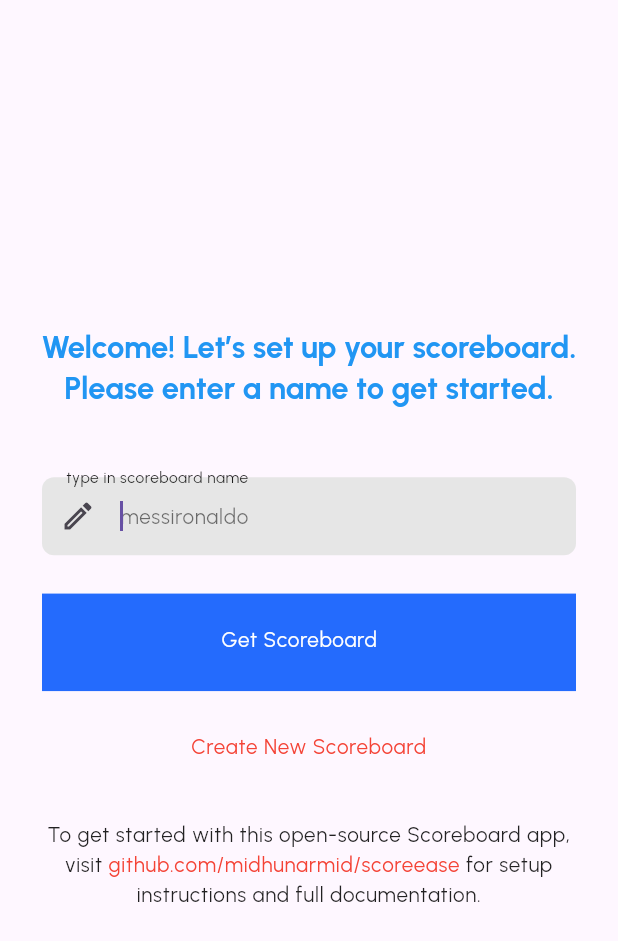
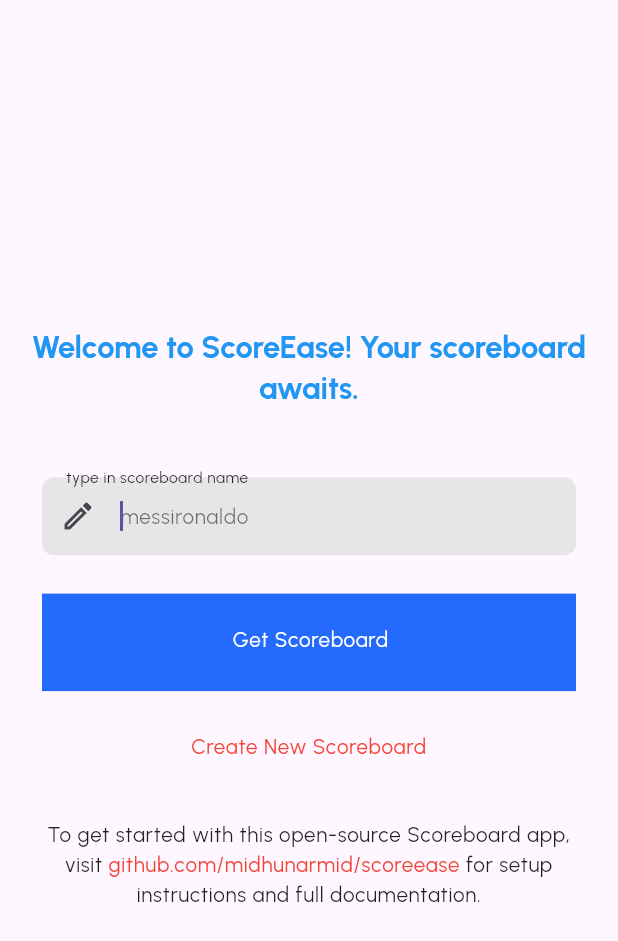
Before and after one commit to midhunarmid/scoreease, a Flutter app: the screen it shows after launch, on a phone screen of 412 x 824 dp. Shown: the top 941 px of the screen. Run offline on Flutter 3.47's test engine with Material 3 defaults, Android fonts, the phone set to English and light mode, and no system bars; drawn by our look-alikes of flutter_linkify; our stand-ins replace awesome_dialog, cloud_firestore, firebase_core, flutter_bloc, flutter_screenutil, get_it and 7 more; accounts and stored records are empty.

Commit message:
Completed the feature of updating player score by one.

```diff
--- a/lib/core/domain/entities/scoreboard_entity.dart
+++ b/lib/core/domain/entities/scoreboard_entity.dart
@@ -8,8 +8,8 @@ class ScoreboardEntity {
   final String? title;
   final String? description;
   final String? author;
-  final int? createdAt;
-  final int? lastUpdated;
+  final DateTime? createdAt;
+  final DateTime? lastUpdated;
   final AccessEntity? access;
   final Map<String, int>? players;
 
@@ -29,8 +29,8 @@ class ScoreboardEntity {
     String? title,
     String? description,
     String? author,
-    int? createdAt,
-    int? lastUpdated,
+    DateTime? createdAt,
+    DateTime? lastUpdated,
     AccessEntity? access,
     Map<String, int>? players,
   }) {
--- a/lib/core/presentation/blocs/score_board_setup/score_board_setup_state.dart
+++ b/lib/core/presentation/blocs/score_board_setup/score_board_setup_state.dart
@@ -26,6 +26,11 @@ class ScoreboardSetupSuccessState extends ScoreboardSetupState {
   ScoreboardSetupSuccessState(this.id);
 }
 
+class ScoreboardScoreUpdateSuccessState extends ScoreboardSetupState {
+  final ScoreboardEntity scoreboardEntity;
+  ScoreboardScoreUpdateSuccessState(this.scoreboardEntity);
+}
+
 class ScoreboardSetupErrorState extends ScoreboardSetupState {
   final String title;
   final String message;
--- a/lib/core/presentation/navigation/app_router.dart
+++ b/lib/core/presentation/navigation/app_router.dart
@@ -1,22 +1,30 @@
 import 'dart:math';
 
 import 'package:flutter/material.dart';
+import 'package:scoreease/core/domain/entities/scoreboard_entity.dart';
 import 'package:scoreease/core/presentation/pages/dummy_screen.dart';
 import 'package:scoreease/core/presentation/pages/landing_screen.dart';
 import 'package:scoreease/core/presentation/pages/score_board_setup_screen.dart';
+import 'package:scoreease/core/presentation/pages/scoreboard_update_screen.dart';
 import 'package:scoreease/core/presentation/utils/widget_helper.dart';
 import 'package:go_router/go_router.dart';
 
 final GoRouter router = GoRouter(
   errorBuilder: (context, state) => const DummyScreen(text: "Error Screen"),
   redirect: (BuildContext context, GoRouterState state) {
-    if (!["/home", "/signin", "/forgotPassword", "/signup"]
-        .contains(state.fullPath)) {
+    if (![
+      "/${LandingScreen.routeName}",
+      "/${ScoreboardSetupScreen.routeName}",
+      "/${ScoreboardScoreUpdateScreen.routeName}",
+      "/signin",
+      "/forgotPassword",
+      "/signup",
+    ].contains(state.fullPath)) {
       // if any routes which needs auth, check for auth
       bool auth = Random().nextBool();
       if (!auth) {
         // if not authenticated, show signin screen
-        return '/home';
+        return "/${LandingScreen.routeName}";
       } else {
         // if authenticated, proceed
         return null;
@@ -34,7 +42,7 @@ final GoRouter router = GoRouter(
       },
       routes: <RouteBase>[
         GoRoute(
-          path: 'home',
+          path: LandingScreen.routeName,
           pageBuilder: (context, state) => buildPageWithDefaultTransition<void>(
             context: context,
             state: state,
@@ -42,11 +50,19 @@ final GoRouter router = GoRouter(
           ),
         ),
         GoRoute(
-          path: 'create',
+          path: ScoreboardSetupScreen.routeName,
           pageBuilder: (context, state) => buildPageWithDefaultTransition<void>(
             context: context,
             state: state,
             child: const ScoreboardSetupScreen(),
+          ),
+        ),
+        GoRoute(
+          path: ScoreboardScoreUpdateScreen.routeName,
+          pageBuilder: (context, state) => buildPageWithDefaultTransition<void>(
+            context: context,
+            state: state,
+            child: ScoreboardScoreUpdateScreen(state.extra as ScoreboardEntity),
           ),
         ),
         GoRoute(
--- a/lib/core/presentation/pages/landing_screen.dart
+++ b/lib/core/presentation/pages/landing_screen.dart
@@ -3,6 +3,8 @@ import 'package:flutter/material.dart';
 import 'package:flutter/services.dart';
 import 'package:flutter_screenutil/flutter_screenutil.dart';
 import 'package:scoreease/core/presentation/blocs/landing/landing_bloc.dart';
+import 'package:scoreease/core/presentation/pages/score_board_setup_screen.dart';
+import 'package:scoreease/core/presentation/pages/scoreboard_update_screen.dart';
 import 'package:scoreease/core/presentation/utils/constants.dart';
 import 'package:scoreease/core/presentation/utils/message_generator.dart';
 import 'package:scoreease/core/presentation/utils/theme.dart';
@@ -19,6 +21,7 @@ import 'package:url_launcher/url_launcher.dart';
 
 class LandingScreen extends StatefulWidget {
   const LandingScreen({Key? key}) : super(key: key);
+  static const routeName = 'home';
 
   @override
   State<LandingScreen> createState() => _LandingScreenState();
@@ -89,7 +92,7 @@ class _LandingScreenState extends State<LandingScreen> {
             negativeButton: MessageGenerator.getLabel("Cancel"),
           );
         } else if (state is LandingScoreCardReceivedState) {
-          context.go("/home");
+          context.go("/${ScoreboardScoreUpdateScreen.routeName}", extra: state.scoreboard);
         }
       },
       child: BlocBuilder<LandingBloc, LandingState>(
@@ -123,7 +126,7 @@ class _LandingScreenState extends State<LandingScreen> {
                           prefixIcon: const Icon(Icons.edit_outlined),
                           inputFormatters: [
                             FilteringTextInputFormatter.allow(RegExp(r'[a-zA-Z0-9]')),
-                            LengthLimitingTextInputFormatter(10),
+                            LengthLimitingTextInputFormatter(50),
                             LowerCaseTextFormatter(),
                           ],
                         ),
@@ -147,14 +150,14 @@ class _LandingScreenState extends State<LandingScreen> {
                         RichText(
                           textAlign: TextAlign.center,
                           text: TextSpan(
-                            style: Theme.of(context).textTheme.labelSmall?.copyWith(),
+                            style: Theme.of(context).textTheme.labelSmall,
                             children: <TextSpan>[
                               TextSpan(
                                   text: MessageGenerator.getLabel('Create New Scoreboard'),
                                   style: Theme.of(context).textTheme.labelSmall?.copyWith(color: Colors.red),
                                   recognizer: TapGestureRecognizer()
                                     ..onTap = () {
-                                      context.go("/create");
+                                      context.go("/${ScoreboardSetupScreen.routeName}");
                                     }),
                             ],
                           ),
@@ -166,7 +169,7 @@ class _LandingScreenState extends State<LandingScreen> {
                           },
                           text: MessageGenerator.getMessage("landing-visit-site-guide"),
                           textAlign: TextAlign.center,
-                          style: Theme.of(context).textTheme.labelSmall?.copyWith(),
+                          style: Theme.of(context).textTheme.labelSmall,
                           linkStyle: Theme.of(context).textTheme.labelSmall?.copyWith(color: appColors.linkTextColor),
                         ),
                         SizedBox(height: 32.h),
@@ -185,6 +188,6 @@ class _LandingScreenState extends State<LandingScreen> {
   }
 
   void onCreateNewScoreboardButtonClick() {
-    context.go("/create");
+    context.go("/${ScoreboardSetupScreen.routeName}");
   }
 }
--- a/lib/core/presentation/utils/list_utill_widgets.dart
+++ b/lib/core/presentation/utils/list_utill_widgets.dart
@@ -12,7 +12,7 @@ Widget getEmptyListWidget(context, errorInfo) => Column(
         SelectableText(
           errorInfo.message,
           textAlign: TextAlign.center,
-          style: Theme.of(context).textTheme.labelSmall?.copyWith(),
+          style: Theme.of(context).textTheme.labelSmall,
         ),
       ],
     );
@@ -36,7 +36,7 @@ Widget getLoadingListWidget(context, loadingInfo) => Padding(
           Text(
             loadingInfo.message,
             textAlign: TextAlign.center,
-            style: Theme.of(context).textTheme.labelSmall?.copyWith(),
+            style: Theme.of(context).textTheme.labelSmall,
           ),
         ],
       ),
--- a/lib/core/presentation/utils/message_generator.dart
+++ b/lib/core/presentation/utils/message_generator.dart
@@ -3,7 +3,7 @@ class MessageGenerator {
     "en": {
       "un-expected-error": "Some un expected error happened!",
       "un-expected-error-message": "Some un expected error happened!",
-      "landing-welcome": "Welcome! Let’s set up your scoreboard. Please enter a name to get started.",
+      "landing-welcome": "Welcome to ScoreEase! Your scoreboard awaits.",
       "landing-visit-site-guide":
           "To get started with this open-source Scoreboard app, visit https://github.com/midhunarmid/scoreease for setup instructions and full documentation.",
       "scoreboard-welcome": "Game on! Name your scoreboard and rally your players!",
@@ -25,6 +25,8 @@ class MessageGenerator {
       "scoreboard-players-empty-message": "Add at least one player to your scoreboard. Let the games begin!",
       "scoreboard-players-empty-name": "Player names can't be empty!",
       "scoreboard-players-empty-name-message": "Please enter a name for each player. No nameless heroes allowed!",
+      "scoreboard-score-update-title": "Scoring the Goal...",
+      "scoreboard-score-update-message": "Hang tight — we’re updating the scoreboard!",
     }
   };
 
--- a/lib/core/presentation/utils/widget_helper.dart
+++ b/lib/core/presentation/utils/widget_helper.dart
@@ -196,7 +196,7 @@ Widget getTextInputWidget({
               hintText: MessageGenerator.getLabel(hint),
               label: Text(
                 MessageGenerator.getLabel(label),
-                style: Theme.of(context).textTheme.labelSmall?.copyWith(),
+                style: Theme.of(context).textTheme.labelSmall,
               ),
               filled: true,
               fillColor: appColors.inputBgFill,
--- a/lib/core/presentation/widgets/animated_container.dart
+++ b/lib/core/presentation/widgets/animated_container.dart
@@ -70,6 +70,7 @@ class _AnimatedClickableTextContainerState
   Widget getMenuItem() {
     return Container(
       padding: const EdgeInsets.only(bottom: 5, right: 5),
+      child: Center(
         child: Row(
           crossAxisAlignment: CrossAxisAlignment.center,
           mainAxisAlignment: MainAxisAlignment.center,
@@ -83,7 +84,7 @@ class _AnimatedClickableTextContainerState
                     ? appColors.sideMenuHighlight
                     : appColors.sideMenuNormal,
               ),
-          if (widget.iconSrc.isNotEmpty) const SizedBox(width: 15),
+           const SizedBox(width: 15),
             Text(
               widget.title,
               style: Theme.of(context).textTheme.labelSmall?.copyWith(
@@ -93,6 +94,7 @@ class _AnimatedClickableTextContainerState
             ),
           ],
         ),
+      ),
     );
   }
 }
```
Also changed, not shown: lib/core/data/datasources/remote_data_source.dart (+9 -5 lines), lib/core/data/mappers/scoreboard_mapper.dart (+5 -4 lines), lib/core/data/models/scoreboard_model.dart (+7 -7 lines), lib/core/presentation/blocs/landing/landing_bloc.dart (+5 -10 lines), lib/core/presentation/blocs/score_board_setup/score_board_setup_bloc.dart (+26 -2 lines), lib/core/presentation/blocs/score_board_setup/score_board_setup_event.dart (+7 -0 lines), lib/core/presentation/pages/score_board_setup_screen.dart (+18 -14 lines), lib/core/presentation/pages/scoreboard_update_screen.dart (added, +160 -0 lines), lib/main.dart (+8 -0 lines). Lines whose indentation alone changed are shown as unchanged.
